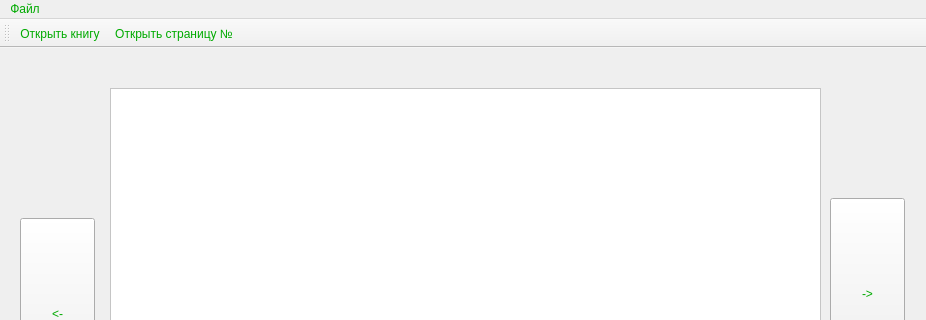
First picture: the form in mainwindow.ui, repository artempal/reader, before the edit; both pictures show x 0 to 926 and y 0 to 320 of the 926 by 683 pixel window.
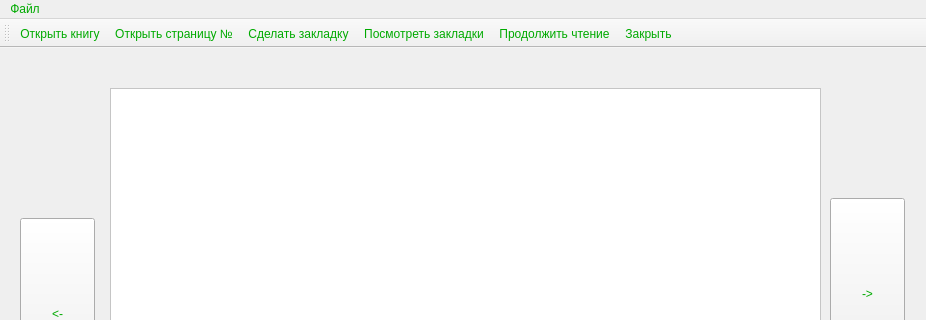
Second picture: the form after the edit.

Diff of the .ui file:
```diff
--- a/mainwindow.ui
+++ b/mainwindow.ui
@@ -150,10 +150,14 @@
     <enum>TopToolBarArea</enum>
    </attribute>
    <attribute name="toolBarBreak">
-    <bool>false</bool>
+    <bool>true</bool>
    </attribute>
    <addaction name="open_book"/>
    <addaction name="DesiredPage"/>
+   <addaction name="MakeMark"/>
+   <addaction name="SeeMarks"/>
+   <addaction name="ContinueReading"/>
+   <addaction name="StopReading"/>
   </widget>
   <widget class="QStatusBar" name="statusBar"/>
   <action name="open_book">
@@ -171,6 +175,26 @@
     <string>Открыть страницу №</string>
    </property>
   </action>
+  <action name="MakeMark">
+   <property name="text">
+    <string>Сделать закладку</string>
+   </property>
+  </action>
+  <action name="SeeMarks">
+   <property name="text">
+    <string>Посмотреть закладки</string>
+   </property>
+  </action>
+  <action name="StopReading">
+   <property name="text">
+    <string>Закрыть</string>
+   </property>
+  </action>
+  <action name="ContinueReading">
+   <property name="text">
+    <string>Продолжить чтение</string>
+   </property>
+  </action>
  </widget>
  <layoutdefault spacing="6" margin="11"/>
  <resources/>
```
Left out of the diff: 2 changed lines with no effect on the pictures.
